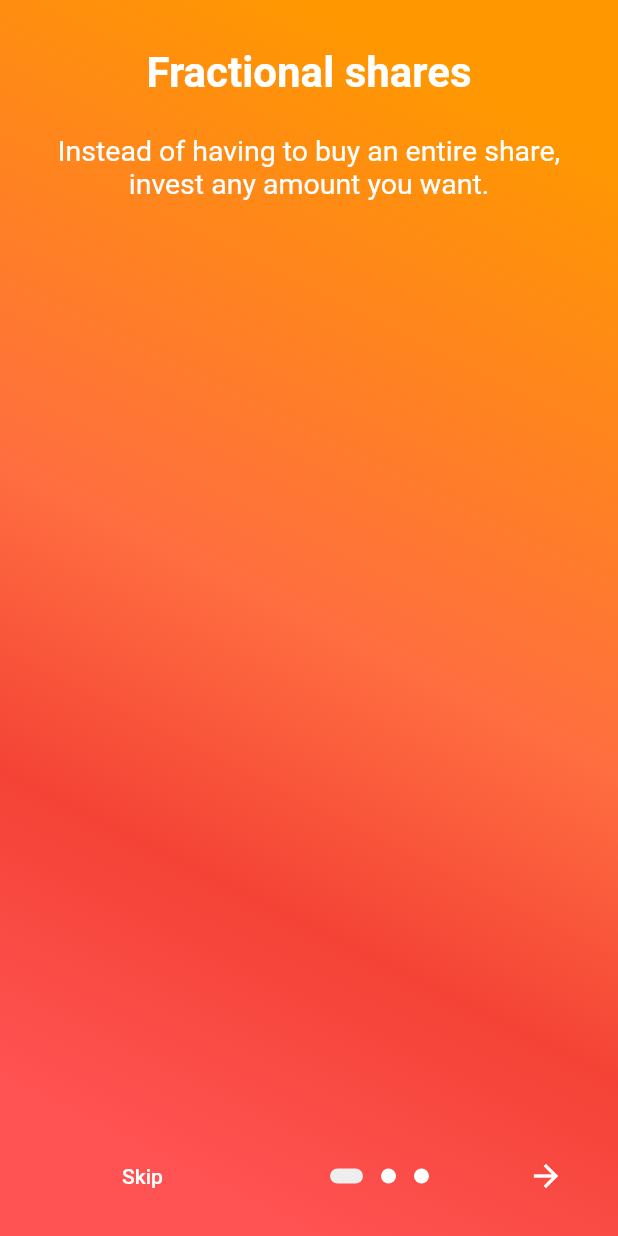
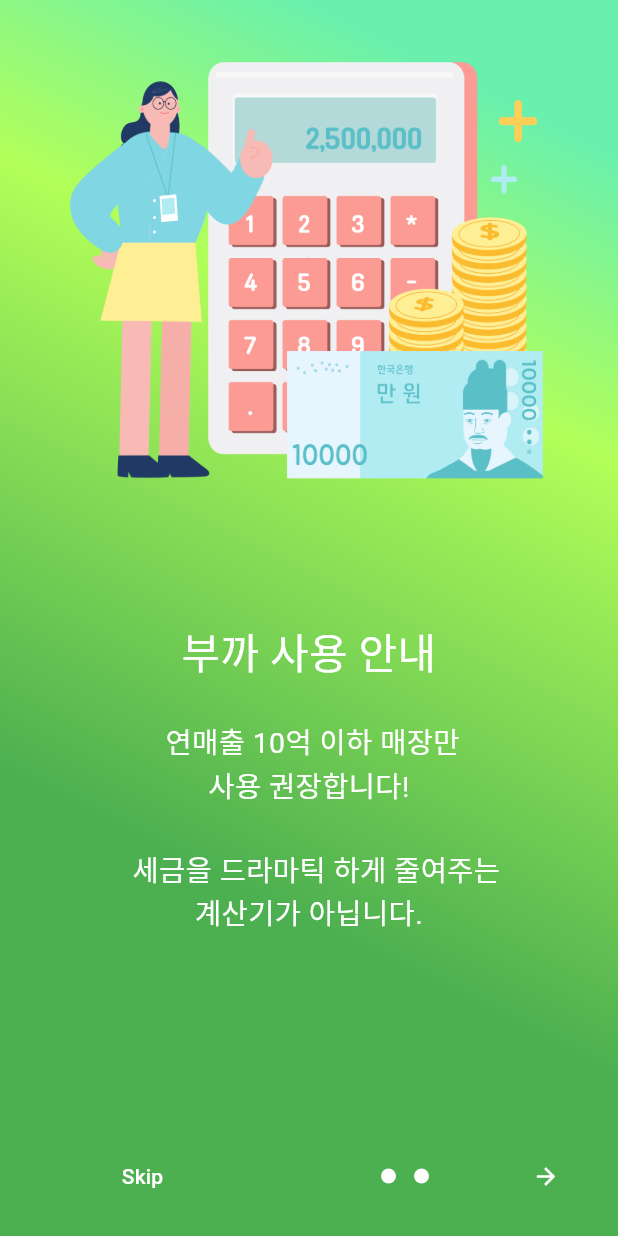
Before and after one commit to jhonhyuncheol88/jhc_taxcalculaotr, a Flutter app: the HomePage screen opened directly, after a tap on "도움말", on a phone screen of 412 x 824 dp. Run offline on Flutter 3.47's test engine with Material 2 defaults, Android fonts, the phone set to English and light mode, and no system bars; drawn by our look-alikes of introduction_screen; our stand-ins replace flutter_screenutil, hive, hive_flutter; missing offline and left inert: pattern_formatter; accounts and stored records are empty.

Commit message:
230712-1

```diff
--- a/lib/homepage.dart
+++ b/lib/homepage.dart
@@ -222,7 +222,7 @@ class _HomePageState extends State<HomePage> {
     return SafeArea(
       child: Scaffold(
         resizeToAvoidBottomInset: true,
-        backgroundColor: Colors.grey[200],
+        backgroundColor: Colors.green,
         body: GestureDetector(
           onTap: () {
             setState(() {
@@ -233,10 +233,12 @@ class _HomePageState extends State<HomePage> {
             child: Column(
               children: [
                 Padding(padding: EdgeInsets.all(5)),
-                Container(
-                  width: ScreenUtil().setWidth(200),
+                Center(
+                  child: Container(
+                    width: ScreenUtil().setWidth(350),
                     height: ScreenUtil().setHeight(50),
-                  child: Text('부가세 계산기 부까'),
+                    child: Image.asset('assets/image/title1.png'),
+                  ),
                 ),
                 Container(
                   child: Text('광고자리'),
@@ -262,7 +264,10 @@ class _HomePageState extends State<HomePage> {
                                 builder: (context) => IntroScreen()),
                           );
                         },
-                        child: Text('도움말'),
+                        child: Text(
+                          '도움말',
+                          style: TextStyle(color: Colors.white),
+                        ),
                       ),
                     ),
                     Padding(
@@ -275,7 +280,10 @@ class _HomePageState extends State<HomePage> {
                           spendingfoodController.clear();
                           spendingproductController.clear();
                         },
-                        child: Text('초기화'),
+                        child: Text(
+                          '초기화',
+                          style: TextStyle(color: Colors.white),
+                        ),
                       ),
                     )
                   ],
@@ -297,7 +305,7 @@ class _HomePageState extends State<HomePage> {
                             style: TextStyle(
                                 fontWeight: FontWeight.bold,
                                 fontSize: ScreenUtil().setSp(12),
-                            ),
+                                color: Colors.white),
                           ),
                           SizedBox(
                             height: ScreenUtil().setHeight(6),
@@ -306,7 +314,7 @@ class _HomePageState extends State<HomePage> {
                             '카드,배달,현금영수증',
                             style: TextStyle(
                                 fontSize: ScreenUtil().setSp(12),
-                            ),
+                                color: Colors.white),
                           ),
                         ],
                       ),
@@ -324,16 +332,17 @@ class _HomePageState extends State<HomePage> {
                         style: TextStyle(
                             fontWeight: FontWeight.bold,
                             fontSize: ScreenUtil().setSp(14),
-                        ),
+                            color: Colors.white70),
                         decoration: InputDecoration(
                             enabledBorder: OutlineInputBorder(
-                                borderSide:
-                                    BorderSide(width: 3, color: Colors.grey)),
+                                borderSide: BorderSide(
+                                    width: 3, color: Colors.white70)),
                             suffixIcon: IconButton(
                                 onPressed: incomeController.clear,
                                 icon: Icon(
                                   Icons.clear,
                                   size: ScreenUtil().setSp(15),
+                                  color: Colors.white70,
                                 )),
                             counterText: "",
                             hintText: ''),
@@ -358,14 +367,14 @@ class _HomePageState extends State<HomePage> {
                             style: TextStyle(
                                 fontWeight: FontWeight.bold,
                                 fontSize: ScreenUtil().setSp(12),
-                            ),
+                                color: Colors.white),
                           ),
                           SizedBox(height: 6),
                           Text(
                             '농축산물,식자재,면세물품',
                             style: TextStyle(
                                 fontSize: ScreenUtil().setSp(12),
-                            ),
+                                color: Colors.white),
                           ),
                         ],
                       ),
@@ -384,16 +393,17 @@ class _HomePageState extends State<HomePage> {
                         style: TextStyle(
                             fontWeight: FontWeight.bold,
                             fontSize: ScreenUtil().setSp(14),
-                        ),
+                            color: Colors.white70),
                         decoration: InputDecoration(
                             enabledBorder: OutlineInputBorder(
-                                borderSide:
-                                    BorderSide(width: 3, color: Colors.grey)),
+                                borderSide: BorderSide(
+                                    width: 3, color: Colors.white70)),
                             suffixIcon: IconButton(
                                 onPressed: spendingfoodController.clear,
                                 icon: Icon(
                                   Icons.clear,
                                   size: ScreenUtil().setSp(15),
+                                  color: Colors.white70,
                                 )),
                             counterText: "",
                             hintText: ''),
@@ -418,7 +428,7 @@ class _HomePageState extends State<HomePage> {
                             style: TextStyle(
                                 fontWeight: FontWeight.bold,
                                 fontSize: ScreenUtil().setSp(11),
-                            ),
+                                color: Colors.white),
                           ),
                           SizedBox(
                             height: ScreenUtil().setHeight(6),
@@ -427,7 +437,7 @@ class _HomePageState extends State<HomePage> {
                             '공산품,배달대행,광고,월세',
                             style: TextStyle(
                                 fontSize: ScreenUtil().setSp(12),
-                            ),
+                                color: Colors.white),
                           ),
                         ],
                       ),
@@ -445,16 +455,17 @@ class _HomePageState extends State<HomePage> {
                         style: TextStyle(
                             fontWeight: FontWeight.bold,
                             fontSize: ScreenUtil().setSp(14),
-                        ),
+                            color: Colors.white70),
                         decoration: InputDecoration(
                             enabledBorder: OutlineInputBorder(
-                                borderSide:
-                                    BorderSide(width: 3, color: Colors.grey)),
+                                borderSide: BorderSide(
+                                    width: 3, color: Colors.white70)),
                             suffixIcon: IconButton(
                                 onPressed: spendingproductController.clear,
                                 icon: Icon(
                                   Icons.clear,
                                   size: ScreenUtil().setSp(15),
+                                  color: Colors.white70,
                                 )),
                             counterText: "",
                             hintText: ''),
@@ -473,26 +484,27 @@ class _HomePageState extends State<HomePage> {
                         beforeData();
                       },
                       child: Container(
-                        width: ScreenUtil().setWidth(260),
+                        decoration: BoxDecoration(
+                            color: Colors.amber,
+                            borderRadius: BorderRadius.circular(8)),
+                        width: ScreenUtil().setWidth(250),
                         height: ScreenUtil().setHeight(80),
-                        color: Colors.amber,
                         child: Center(
                           child: Column(
                             children: [
                               Text(
                                 '클릭하면 세부내역 확인가능',
                                 style:
-                                    TextStyle(fontSize: ScreenUtil().setSp(10)),
+                                    TextStyle(fontSize: ScreenUtil().setSp(12)),
                               ),
-                              Row(
-                                mainAxisAlignment: MainAxisAlignment.center,
-                                children: [
                               SizedBox(
-                                    height: ScreenUtil().setHeight(6),
+                                height: ScreenUtil().setHeight(10),
                               ),
                               Row(
                                 mainAxisAlignment:
-                                        MainAxisAlignment.spaceAround,
+                                    MainAxisAlignment.spaceEvenly,
+                                children: [
+                                  Row(
                                     children: [
                                       Text(
                                         '계산 한 날짜',
@@ -500,7 +512,7 @@ class _HomePageState extends State<HomePage> {
                                             fontSize: ScreenUtil().setSp(13)),
                                       ),
                                       SizedBox(
-                                        width: ScreenUtil().setWidth(15),
+                                        width: ScreenUtil().setWidth(40),
                                       ),
                                       Text('예상 부가세',
                                           style: TextStyle(
@@ -557,7 +569,7 @@ class _HomePageState extends State<HomePage> {
                             child: AnimatedContainer(
                                 child: Icon(
                                   Icons.currency_exchange_sharp,
-                                  color: Colors.blue,
+                                  color: Colors.green,
                                   size: ScreenUtil().setSp(30),
                                 ),
                                 height: ScreenUtil().setHeight(40),
@@ -565,7 +577,7 @@ class _HomePageState extends State<HomePage> {
                                 duration: Duration(milliseconds: 1),
                                 curve: Curves.easeInBack,
                                 decoration: BoxDecoration(
-                                    color: Colors.grey[200],
+                                    color: Colors.lightGreen[200],
                                     borderRadius: BorderRadius.circular(8),
                                     boxShadow: click
                                         ? null
@@ -616,7 +628,7 @@ class _HomePageState extends State<HomePage> {
                             child: AnimatedContainer(
                                 child: Icon(
                                   Icons.currency_exchange_sharp,
-                                  color: Colors.blue,
+                                  color: Colors.green,
                                   size: ScreenUtil().setSp(30),
                                 ),
                                 height: ScreenUtil().setHeight(40),
@@ -624,7 +636,7 @@ class _HomePageState extends State<HomePage> {
                                 duration: Duration(milliseconds: 1),
                                 curve: Curves.easeInBack,
                                 decoration: BoxDecoration(
-                                    color: Colors.grey[200],
+                                    color: Colors.lightGreen[200],
                                     borderRadius: BorderRadius.circular(8),
                                     boxShadow: click
                                         ? null
@@ -649,11 +661,11 @@ class _HomePageState extends State<HomePage> {
                   height: 15,
                 ),
                 Container(
-                  width: ScreenUtil().setWidth(330),
+                  width: ScreenUtil().setWidth(340),
                   height: ScreenUtil().setHeight(200),
                   padding: EdgeInsets.all(5),
                   decoration: BoxDecoration(
-                    color: Colors.grey[200],
+                    color: Colors.lightGreen[200],
                     borderRadius: BorderRadius.circular(16),
                     boxShadow: [
                       BoxShadow(
@@ -834,7 +846,7 @@ class _HomePageState extends State<HomePage> {
                               style: TextStyle(
                                 fontWeight: FontWeight.bold,
                                 fontSize: ScreenUtil().setSp(12),
-                                color: Colors.blue,
+                                color: Colors.green,
                               ),
                               textAlign: TextAlign.end,
                             )),
--- a/lib/main.dart
+++ b/lib/main.dart
@@ -2,7 +2,6 @@ import 'package:flutter/material.dart';
 import 'package:flutter_screenutil/flutter_screenutil.dart';
 import 'package:jhc_provider_taxcalculator/homepage.dart';
 import 'package:jhc_provider_taxcalculator/model.dart';
-import 'package:jhc_provider_taxcalculator/onbordingpage.dart';
 
 import 'package:provider/provider.dart';
 
@@ -43,9 +42,9 @@ class MyApp extends StatelessWidget {
                       today: ""))
             ],
             child: MaterialApp(
-              theme: ThemeData(primaryColor: Colors.grey[200]),
+              theme: ThemeData(primaryColor: Colors.green, useMaterial3: true),
               debugShowCheckedModeBanner: false,
-              home: IntroScreen(),
+              home: HomePage(),
             ),
           );
         });
--- a/lib/onbordingpage.dart
+++ b/lib/onbordingpage.dart
@@ -19,7 +19,7 @@ class _IntroScreen extends State<IntroScreen> {
     PageDecoration pageDecoration = PageDecoration(
       titleTextStyle: TextStyle(
           fontSize: 28.0,
-          fontWeight: FontWeight.w700,
+          fontWeight: FontWeight.w100,
           color: Colors.white), //tile font size, weight and color
       bodyTextStyle: TextStyle(fontSize: 19.0, color: Colors.white),
       //body text size and color
@@ -30,38 +30,54 @@ class _IntroScreen extends State<IntroScreen> {
         gradient: LinearGradient(
           begin: Alignment.topRight,
           end: Alignment.bottomLeft,
-          stops: [0.1, 0.5, 0.7, 0.9],
+          stops: [
+            0.1,
+            0.3,
+            0.7,
+          ],
           colors: [
-            Colors.orange,
-            Colors.deepOrangeAccent,
-            Colors.red,
-            Colors.redAccent,
+            Colors.greenAccent,
+            Colors.lightGreenAccent,
+            Colors.green,
           ],
         ),
       ), //show linear gradient background of page
     );
 
     return IntroductionScreen(
-      globalBackgroundColor: Colors.deepOrangeAccent,
+      globalBackgroundColor: Colors.green,
       //main background of screen
       pages: [
         //set your page view here
         PageViewModel(
-          title: "Fractional shares",
-          body:
-              "Instead of having to buy an entire share, invest any amount you want.",
+          title: '부까 사용 안내',
+          body: " 연매출 10억 이하 매장만 \n사용 권장합니다! \n "
+              "\n  세금을 드라마틱 하게 줄여주는 \n계산기가 아닙니다.",
+          image: Image.asset(
+            'assets/image/001.png',
+            fit: BoxFit.fill,
+          ),
           decoration: pageDecoration,
         ),
         PageViewModel(
-          title: "Fractional shares",
-          body:
-              "Instead of having to buy an entire share, invest any amount you want.",
+          title: "계산된 예상 부가세와 실제 부가세가 차이나는 경우",
+          body: ""
+              "\n"
+              "가.신용카드공제 23년 연말까지 \n1000만원 한도\n"
+              "\n"
+              "나.놓친 지출 증빙 자료가 있다.\n"
+              "\n"
+              "다.식자재 지출과 공산품 지출을 \n정확히 구분하지 않았다",
+          image: Image.asset('assets/image/002.png'),
           decoration: pageDecoration,
         ),
+
         PageViewModel(
-          title: "Fractional shares",
-          body:
-              "Instead of having to buy an entire share, invest any amount you want.",
+          title: "절세의 시작은 부가세입니다.",
+          body: "\n"
+              "사장님의 1년 부가세가 다음해의 종합소득세의 과세표준이 되며 종합소득세에 따라서 연금과 \n건강보험료가 측정됩니다.\n "
+              "\n절세의 시작은 부가세!",
+          image: Image.asset('assets/image/003.png'),
           decoration: pageDecoration,
         ),
 
--- a/pubspec.yaml
+++ b/pubspec.yaml
@@ -69,6 +69,8 @@ flutter:
   uses-material-design: true
 
   # To add assets to your application, add an assets section, like this:
+  assets:
+    - assets/image/
 
   #   - images/a_dot_burr.jpeg
   #   - images/a_dot_ham.jpeg
```
Also changed, not shown: assets/image/001.png (added), assets/image/002.png (added), assets/image/003.png (added), assets/image/title1.png (added). Lines whose indentation alone changed are shown as unchanged.
